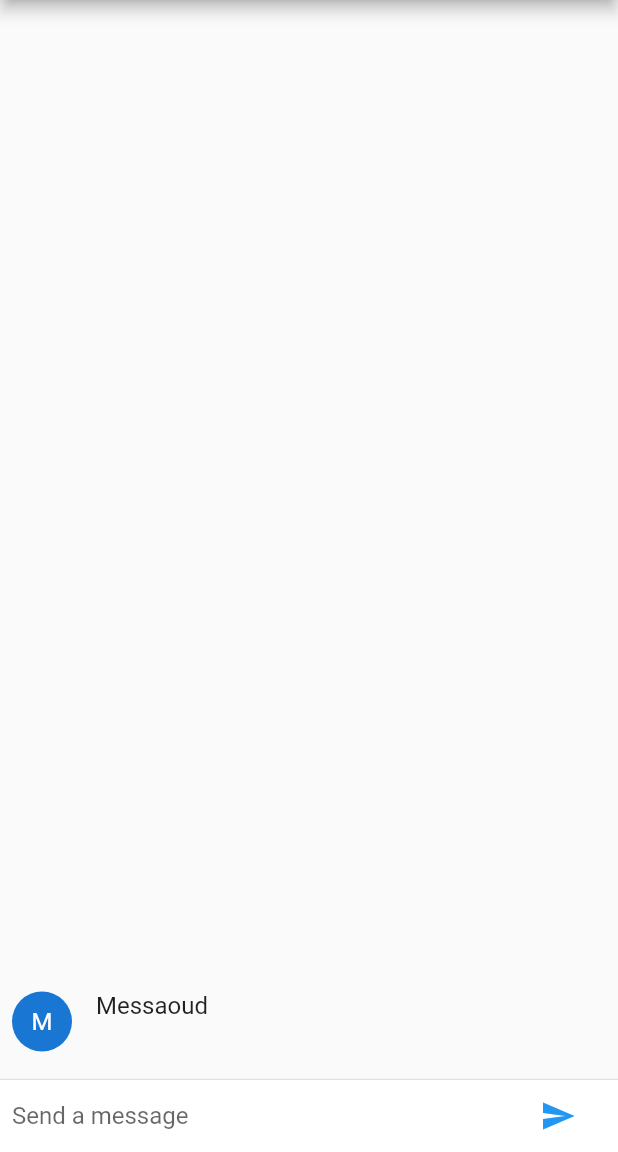
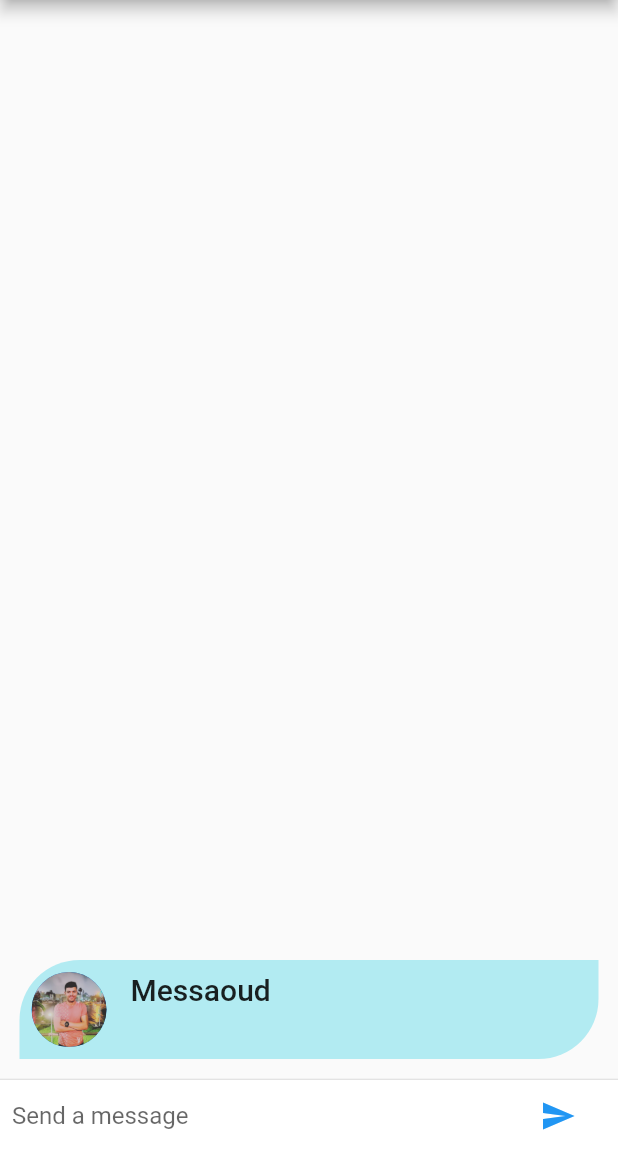
Before and after one commit to massoudsa55/chat_app, a Flutter app: the screen it shows after launch, after a tap on the "send" icon, on a phone screen of 412 x 824 dp, the part 84-1236 px from its top. Run offline on Flutter 3.47's test engine with Material 2 defaults, Android fonts, the phone set to English and light mode, and no system bars.

Commit message:
Edit (Design, Code) of chat_app 1

```diff
--- a/lib/chat_message.dart
+++ b/lib/chat_message.dart
@@ -1,8 +1,11 @@
 // ignore_for_file: use_key_in_widget_constructors
 
+import 'package:flutter/cupertino.dart';
 import 'package:flutter/material.dart';
 
 const String _name = "Messaoud";
+AssetImage assetImage1 = const AssetImage('images/my_photo.jpg');
+AssetImage assetImage2 = const AssetImage('images/my_img.jpg');
 
 class ChatMessage extends StatelessWidget {
   final String text;
@@ -11,22 +14,35 @@ class ChatMessage extends StatelessWidget {
   @override
   Widget build(BuildContext context) {
     return Container(
-      margin: const EdgeInsets.symmetric(vertical: 10.0),
+      margin: const EdgeInsets.all(5.0),
+      padding: const EdgeInsets.all(8.0),
+      // ignore: prefer_const_constructors
+      decoration: BoxDecoration(
+          /*border: Border.all(
+            color: Colors.blue, width: 2.0, style: BorderStyle.solid),
+        borderRadius: BorderRadius.circular(20),*/
+          color: Colors.cyan[100],
+          shape: BoxShape.rectangle,
+          borderRadius: const BorderRadius.only(
+              topLeft: Radius.circular(40.0),
+              bottomRight: Radius.circular(40.0))),
       child: Row(
         crossAxisAlignment: CrossAxisAlignment.start,
         children: <Widget>[
           Container(
             margin: const EdgeInsets.only(right: 16.0),
             child: CircleAvatar(
-              // ignore: todo
-              //TODO: Add a picture in this CircleAvatar
-              child: Text(_name[0]),
+              radius: 25.0,
+              backgroundImage: assetImage2,
             ),
           ),
           Column(
             crossAxisAlignment: CrossAxisAlignment.start,
             children: <Widget>[
-              Text(_name, style: Theme.of(context).textTheme.subtitle1),
+              Text(
+                _name,
+                style: Theme.of(context).textTheme.titleLarge,
+              ),
               Container(
                 margin: const EdgeInsets.only(top: 5.0),
                 child: Text(text),
@@ -38,3 +54,16 @@ class ChatMessage extends StatelessWidget {
     );
   }
 }
+
+class GetImageAsset extends StatelessWidget {
+  const GetImageAsset({super.key});
+
+  @override
+  Widget build(BuildContext context) {
+    AssetImage assetImage = const AssetImage('images/my_photo.jpg');
+    return CircleAvatar(
+      radius: 25.0,
+      backgroundImage: assetImage1,
+    );
+  }
+}
--- a/pubspec.yaml
+++ b/pubspec.yaml
@@ -58,9 +58,9 @@ flutter:
   uses-material-design: true
 
   # To add assets to your application, add an assets section, like this:
-  # assets:
-  #   - images/a_dot_burr.jpeg
-  #   - images/a_dot_ham.jpeg
+  assets:
+    - images/my_photo.jpg
+    - images/my_img.jpg
 
   # An image asset can refer to one or more resolution-specific "variants", see
   # https://flutter.dev/assets-and-images/#resolution-aware
```
Also changed, not shown: images/my_img.jpg (added), images/my_photo.jpg (added).
